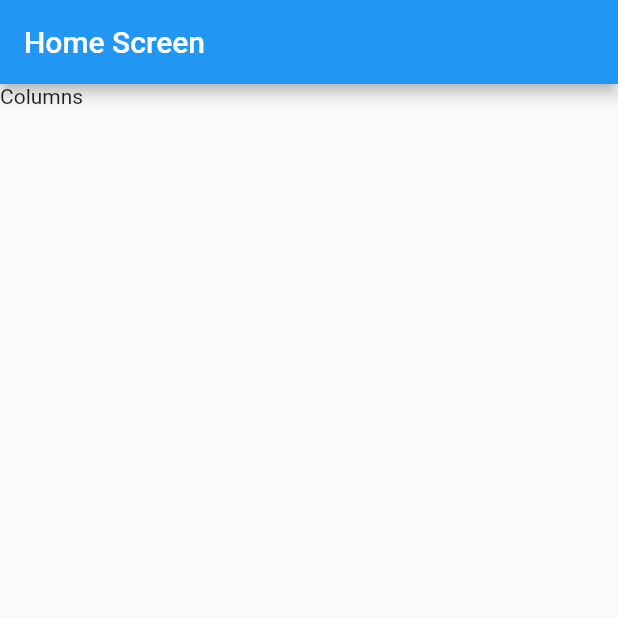
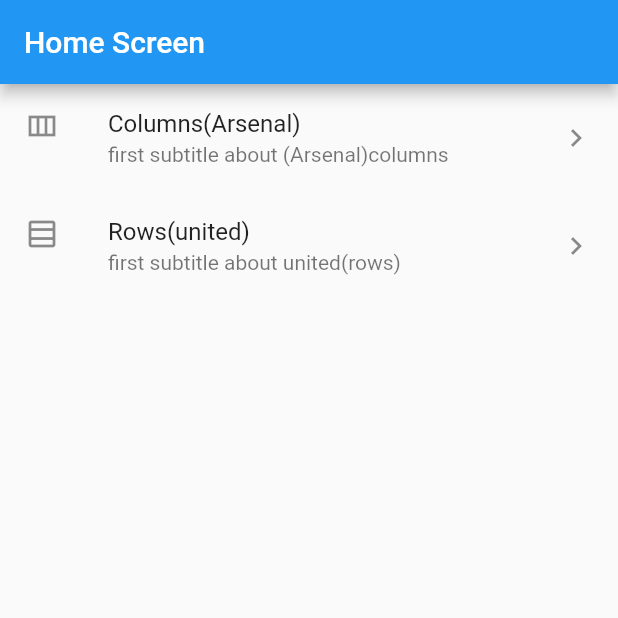
Before and after one commit to BIRALO256/flutter__project.com, a Flutter app: the screen it shows after launch, on a phone screen of 412 x 824 dp, the top half of it. Run offline on Flutter 3.47's test engine with Material 2 defaults, Android fonts, the phone set to English and light mode, and no system bars.

Commit message:
Update main.dart

```diff
--- a/lib/main.dart
+++ b/lib/main.dart
@@ -1,5 +1,6 @@
 import 'package:flutter/material.dart';
 import 'package:flutter_project/screens/ColumnsScreen.dart';
+import 'package:flutter_project/screens/RowsScreen.dart';
 
 void main() {
   runApp(const MyApp());
@@ -40,13 +41,39 @@ class _MyHomePageState extends State<MyHomePage> {
       appBar: AppBar(
         title:Text("Home Screen"),
       ),
-      body: InkWell(
-        onTap: (){
-          Navigator.push(context, MaterialPageRoute(builder: (context)=>ColumnScreen(),
+      body: Column(
+        children: [
+          ListTile(
+            title: Text("Columns(Arsenal)"),
+            leading: Icon(Icons.view_column_outlined),
+            trailing: Icon(Icons.chevron_right),
+            subtitle: Text("first subtitle about (Arsenal)columns"),
+            onTap: (){
+              Navigator.push(context, MaterialPageRoute(builder: (context)=>ColumnScreen(),
+              ),
+              );
+            },
           ),
-          );
-        },
-        child: Text("Columns"),
+          ListTile(
+            title: Text("Rows(united)"),
+            leading: Icon(Icons.table_rows_outlined),
+            trailing: Icon(Icons.chevron_right),
+            subtitle: Text("first subtitle about united(rows)"),
+            onTap: (){
+              Navigator.push(context, MaterialPageRoute(builder: (context)=>RowScreen(),
+              ),
+              );
+            },
+          ),
+          /* InkWell(
+            onTap: (){
+              Navigator.push(context, MaterialPageRoute(builder: (context)=>ColumnScreen(),
+              ),
+              );
+            },
+            child: Text("Columns"),
+          )*/
+        ],
       ),
     );
   }
```
